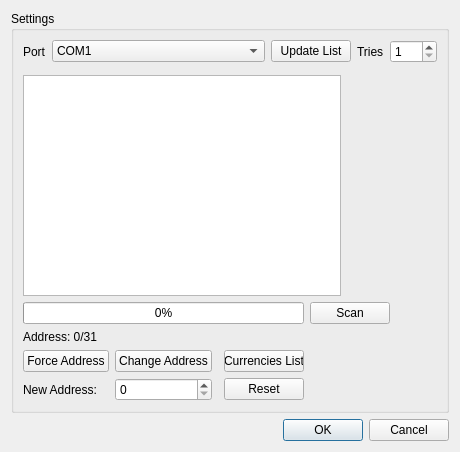
This is src/ui/settings.ui in atomichammer/tablo as Qt 5 draws it before an edit. The edited form follows.
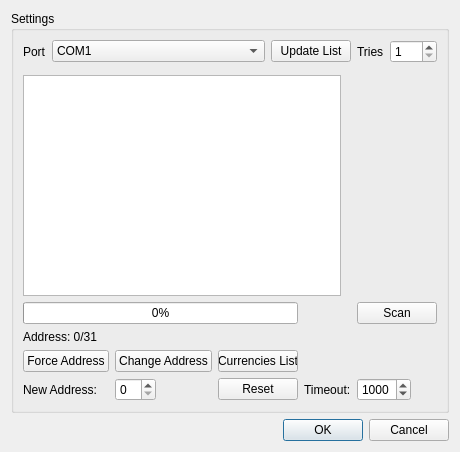
This is the edited form. Icons and pictures are not drawn.

What changed in the file:
```diff
--- a/src/ui/settings.ui
+++ b/src/ui/settings.ui
@@ -87,13 +87,6 @@
          <property name="bottomMargin">
           <number>0</number>
          </property>
-         <item row="3" column="1">
-          <widget class="QSpinBox" name="sbNewAddr">
-           <property name="maximum">
-            <number>31</number>
-           </property>
-          </widget>
-         </item>
          <item row="2" column="1">
           <widget class="QPushButton" name="pbChange">
            <property name="font">
@@ -122,7 +115,7 @@
            </property>
           </widget>
          </item>
-         <item row="2" column="3">
+         <item row="2" column="2">
           <widget class="QPushButton" name="pbCurrencies">
            <property name="maximumSize">
             <size>
@@ -149,7 +142,7 @@
            </property>
           </widget>
          </item>
-         <item row="2" column="4">
+         <item row="2" column="3" colspan="3">
           <spacer name="horizontalSpacer_2">
            <property name="orientation">
             <enum>Qt::Horizontal</enum>
@@ -162,7 +155,7 @@
            </property>
           </spacer>
          </item>
-         <item row="0" column="0" colspan="4">
+         <item row="0" column="0" colspan="3">
           <widget class="QProgressBar" name="progressBar">
            <property name="enabled">
             <bool>true</bool>
@@ -181,7 +174,7 @@
            </property>
           </widget>
          </item>
-         <item row="0" column="4">
+         <item row="0" column="4" colspan="2">
           <widget class="QPushButton" name="pbScan">
            <property name="enabled">
             <bool>true</bool>
@@ -197,13 +190,68 @@
            </property>
           </widget>
          </item>
-         <item row="3" column="3">
+         <item row="3" column="2">
           <widget class="QPushButton" name="pbReset">
            <property name="text">
             <string>Reset</string>
            </property>
           </widget>
          </item>
+         <item row="3" column="1">
+          <widget class="QSpinBox" name="sbNewAddr">
+           <property name="sizePolicy">
+            <sizepolicy hsizetype="Maximum" vsizetype="Fixed">
+             <horstretch>0</horstretch>
+             <verstretch>0</verstretch>
+            </sizepolicy>
+           </property>
+           <property name="maximum">
+            <number>31</number>
+           </property>
+          </widget>
+         </item>
+         <item row="3" column="3">
+          <widget class="QLabel" name="label">
+           <property name="sizePolicy">
+            <sizepolicy hsizetype="Preferred" vsizetype="Preferred">
+             <horstretch>1</horstretch>
+             <verstretch>0</verstretch>
+            </sizepolicy>
+           </property>
+           <property name="text">
+            <string>Timeout:</string>
+           </property>
+          </widget>
+         </item>
+         <item row="3" column="5">
+          <spacer name="horizontalSpacer">
+           <property name="orientation">
+            <enum>Qt::Horizontal</enum>
+           </property>
+           <property name="sizeHint" stdset="0">
+            <size>
+             <width>40</width>
+             <height>20</height>
+            </size>
+           </property>
+          </spacer>
+         </item>
+         <item row="3" column="4">
+          <widget class="QSpinBox" name="sbTimeout">
+           <property name="minimum">
+            <number>500</number>
+           </property>
+           <property name="maximum">
+            <number>3000</number>
+           </property>
+           <property name="singleStep">
+            <number>100</number>
+           </property>
+           <property name="value">
+            <number>1000</number>
+           </property>
+          </widget>
+         </item>
         </layout>
        </widget>
       </item>
```
